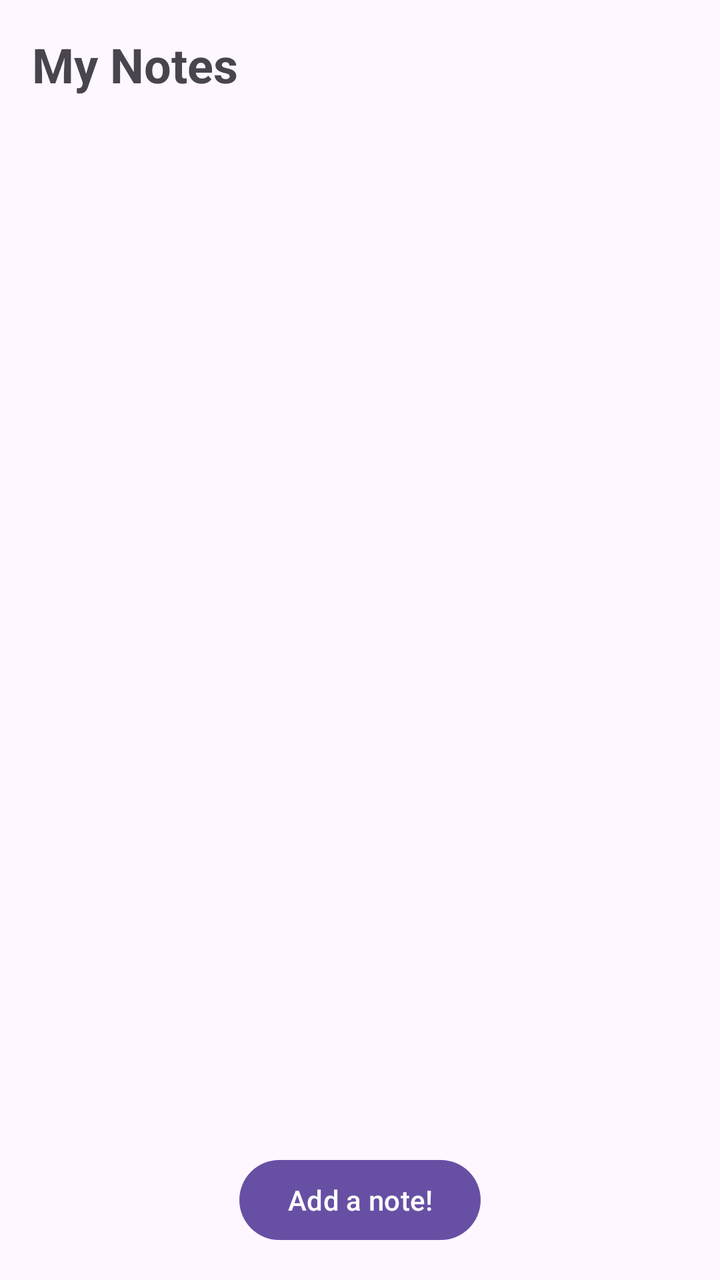
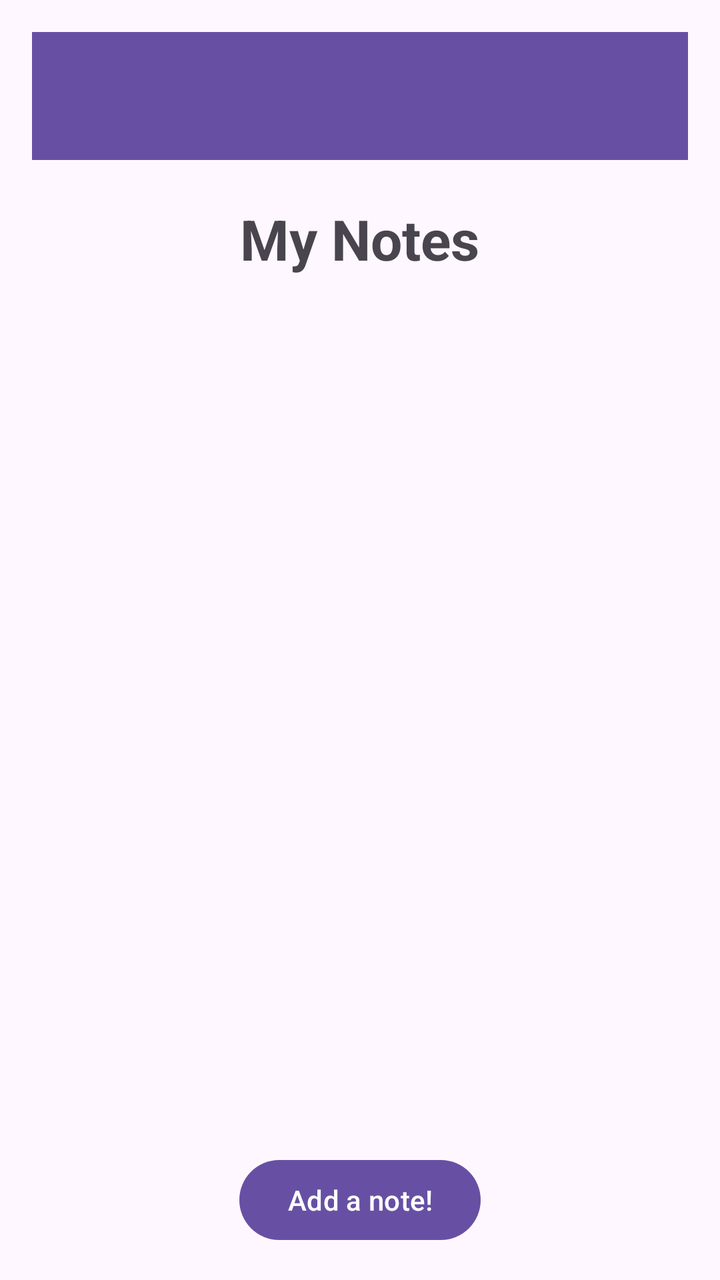

An Android layout rendered at two revisions. The XML below is the earlier revision; the diff shows what the commit changed to produce the second picture.
<!-- AndroidManifest.xml: application theme Theme.CollegeNotes -->
<!-- res/layout/activity_note_selector_screen.xml -->
<LinearLayout
    xmlns:android="http://schemas.android.com/apk/res/android"
    android:id="@+id/main"
    android:orientation="vertical"
    android:padding="16dp"
    android:layout_width="match_parent"
    android:layout_height="match_parent">

    
    <TextView
        android:text="My Notes"
        android:textSize="24sp"
        android:textStyle="bold"
        android:layout_width="wrap_content"
        android:layout_height="wrap_content" />

    

    <ScrollView
        android:layout_width="match_parent"
        android:layout_height="0dp"
        android:layout_weight="1">

        <LinearLayout
            android:id="@+id/noteContainer"
            android:layout_width="match_parent"
            android:layout_height="wrap_content"
            android:orientation="vertical"
            android:padding="16dp">
            
        </LinearLayout>

    </ScrollView>

    <Button
        android:id="@+id/addNoteButton"
        android:layout_width="wrap_content"
        android:layout_height="wrap_content"
        android:text="Add a note!"
        android:clickable="true"
        android:layout_gravity="center_horizontal"/>

</LinearLayout>
<!-- resources referenced by this layout -->
<resources>
  <style name="Theme.CollegeNotes" parent="Base.Theme.CollegeNotes" />
  <style name="Base.Theme.CollegeNotes" parent="Theme.Material3.DayNight.NoActionBar">
          
          
      </style>
</resources>

<!-- the commit's change to res/layout/activity_note_selector_screen.xml (unified diff, before → after) -->
@@ -6,13 +6,23 @@
     android:layout_width="match_parent"
     android:layout_height="match_parent">
 
+    <androidx.appcompat.widget.Toolbar
+        android:id="@+id/toolbar"
+        android:layout_width="match_parent"
+        android:layout_height="wrap_content"
+        android:background="?attr/colorPrimary"
+        android:theme="@style/ThemeOverlay.AppCompat.Dark.ActionBar"
+        android:popupTheme="@style/ThemeOverlay.AppCompat.Light" />
     
+
     <TextView
-        android:text="My Notes"
-        android:textSize="24sp"
+        android:text= "My Notes"
+        android:textSize="28sp"
         android:textStyle="bold"
         android:layout_width="wrap_content"
-        android:layout_height="wrap_content" />
+        android:layout_height="wrap_content"
+        android:layout_gravity="center_horizontal"
+        android:paddingTop="10pt"/>
 
     
 
